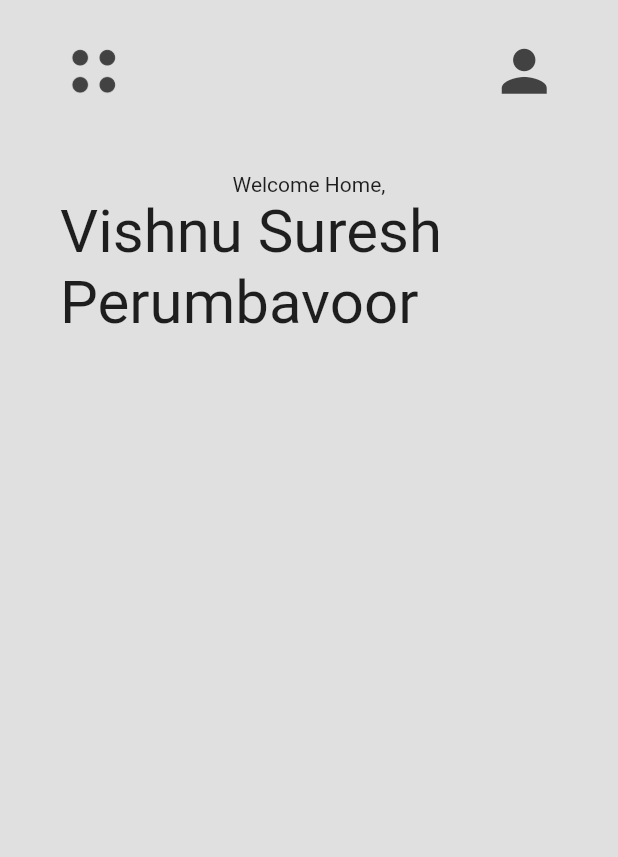
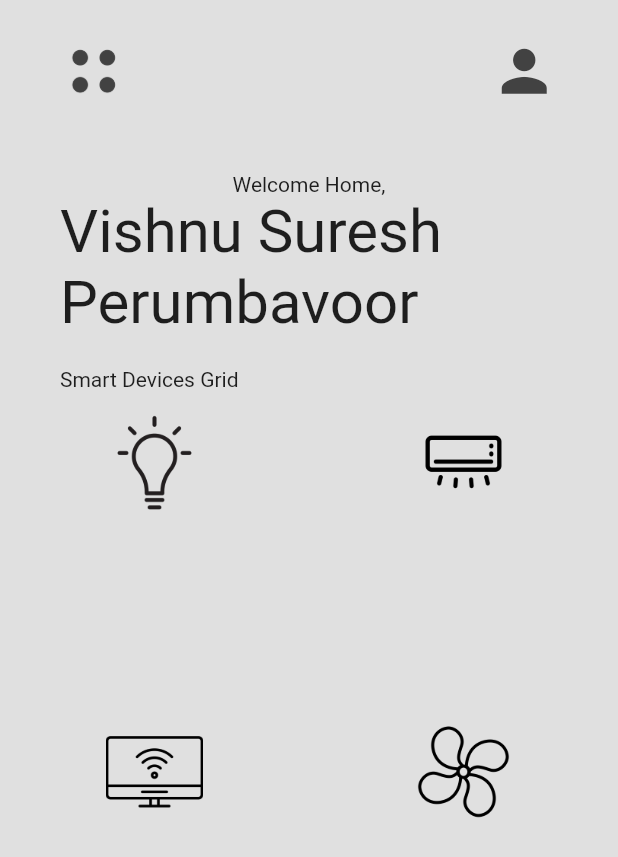
Before and after one commit to vishnusureshperumbavoor/home_automation_flutter, a Flutter app: the screen it shows after launch, on a phone screen of 412 x 824 dp. Shown: the top 857 px of the screen. Run offline on Flutter 3.47's test engine with Material 2 defaults, Android fonts, the phone set to English and light mode, and no system bars.

```diff
--- a/lib/pages/home_page.dart
+++ b/lib/pages/home_page.dart
@@ -61,27 +61,27 @@ class _HomePageState extends State<HomePage> {
                 ),
               ),
 
-              // const SizedBox(height: 20)
+              const SizedBox(height: 20),
               // smart devices + grid
-              // Padding(
-              //   padding: EdgeInsets.symmetric(horizontal: horizontalPadding),
-              //   child: const Text("Smart Devices Grid"),
-              // ),
-              // Expanded(
-              //   child: GridView.builder(
-              //     itemCount: mySmartDevices.length,
-              //     gridDelegate: const SliverGridDelegateWithMaxCrossAxisExtent(
-              //       maxCrossAxisExtent: 2,
-              //     ),
-              //     itemBuilder: (context, index) {
-              //       return SmartDeviceBox(
-              //         smartDeviceName: mySmartDevices[index][0],
-              //         iconPath: mySmartDevices[index][1],
-              //         powerOn: mySmartDevices[index][2],
-              //       );
-              //     },
-              //   ),
-              // )
+              Padding(
+                padding: EdgeInsets.symmetric(horizontal: horizontalPadding),
+                child: const Text("Smart Devices Grid"),
+              ),
+              Expanded(
+                child: GridView.builder(
+                  itemCount: mySmartDevices.length,
+                  gridDelegate: const SliverGridDelegateWithFixedCrossAxisCount(
+                    crossAxisCount: 2,
+                  ),
+                  itemBuilder: (context, index) {
+                    return SmartDeviceBox(
+                      smartDeviceName: mySmartDevices[index][0],
+                      iconPath: mySmartDevices[index][1],
+                      powerOn: mySmartDevices[index][2],
+                    );
+                  },
+                ),
+              )
             ],
           ),
         ));
--- a/lib/util/smart_device_box.dart
+++ b/lib/util/smart_device_box.dart
@@ -15,7 +15,7 @@ class SmartDeviceBox extends StatelessWidget {
   @override
   Widget build(BuildContext context) {
     return Padding(
-      padding: const EdgeInsets.all(8.0),
+      padding: const EdgeInsets.all(15.0),
       child: Container(
           decoration: BoxDecoration(color: Colors.grey[40]),
           child: Column(children: [
```
